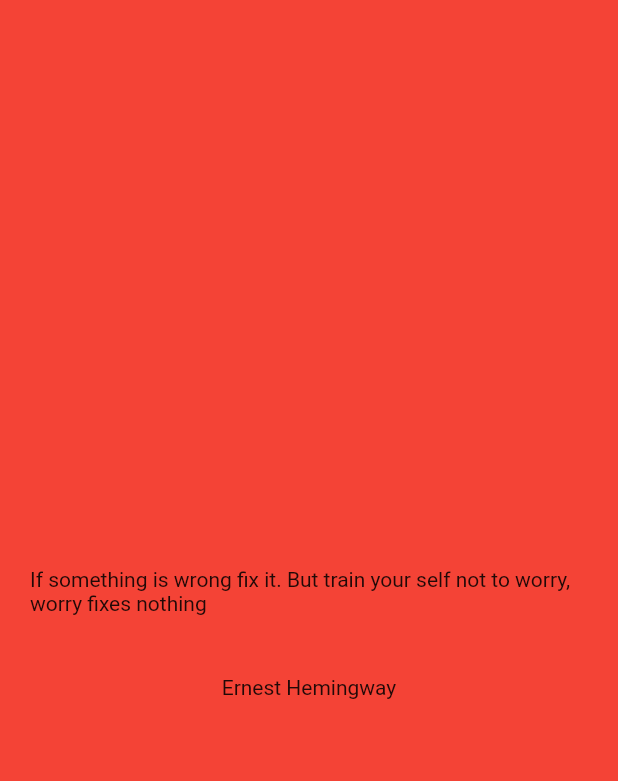
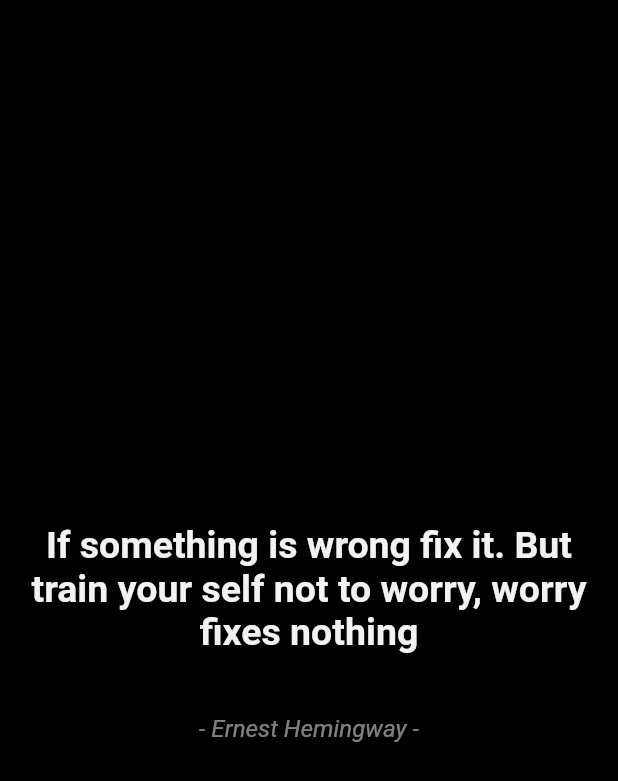
Before and after one commit to sameelll/quotes-app-flutter, a Flutter app: the screen it shows after launch, on a phone screen of 412 x 824 dp. Shown: the top 781 px of the screen. Run offline on Flutter 3.47's test engine with Material 2 defaults, Android fonts, the phone set to English and light mode, and no system bars; drawn by our look-alikes of carousel_slider.

Commit message:
Text styles added

```diff
--- /dev/null
+++ b/lib/constant.dart
@@ -0,0 +1,12 @@
+import 'package:flutter/material.dart';
+
+var kQuoteTextStyle = TextStyle(
+    fontSize: 25,
+    color: Colors.white.withOpacity(0.95),
+    fontWeight: FontWeight.w600);
+
+var kAuthorTextStyle = TextStyle(
+    fontSize: 16,
+    color: Colors.white.withOpacity(0.5),
+    fontWeight: FontWeight.normal,
+    fontStyle: FontStyle.italic);
--- a/lib/home_screen.dart
+++ b/lib/home_screen.dart
@@ -1,5 +1,7 @@
 import 'package:carousel_slider/carousel_slider.dart';
 import 'package:flutter/material.dart';
+import 'package:flutter/services.dart';
+import 'package:quotes_app/constant.dart';
 import 'package:quotes_app/quotes.dart';
 
 class HomeScreen extends StatefulWidget {
@@ -12,13 +14,15 @@ class HomeScreen extends StatefulWidget {
 class _HomeScreenState extends State<HomeScreen> {
   @override
   Widget build(BuildContext context) {
+    // Getting width and height of device
     var width = MediaQuery.of(context).size.width;
     var height = MediaQuery.of(context).size.height;
     return Scaffold(
         body: Container(
-      color: Colors.red,
+      color: Colors.black,
       width: width,
       height: height,
+      child: SafeArea(
         child: CarouselSlider.builder(
           itemCount: quotesList.length,
           itemBuilder: (context, index1, index2) {
@@ -27,12 +31,17 @@ class _HomeScreenState extends State<HomeScreen> {
               children: [
                 Padding(
                   padding: const EdgeInsets.all(20.0),
-                child: Text(quotesList[index1][kQuote]),
+                  child: Text(
+                    quotesList[index1][kQuote],
+                    style: kQuoteTextStyle,
+                    textAlign: TextAlign.center,
+                  ),
                 ),
                 SizedBox(
                   height: 20,
                 ),
-              Text(quotesList[index1][kAuthor]),
+                Text('- ${quotesList[index1][kAuthor]} -',
+                    style: kAuthorTextStyle, textAlign: TextAlign.center),
               ],
             );
           },
@@ -40,7 +49,11 @@ class _HomeScreenState extends State<HomeScreen> {
               scrollDirection: Axis.vertical,
               pageSnapping: true,
               initialPage: 0,
-            enlargeCenterPage: true),
+              enlargeCenterPage: true,
+              onPageChanged: (index, value) {
+                HapticFeedback.lightImpact();
+              }),
+        ),
       ),
     ));
   }
```
Lines whose indentation alone changed are shown as unchanged.
